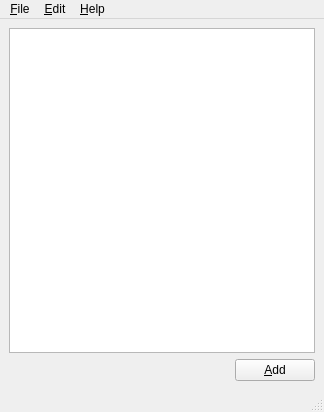
Before: the Qt Designer form mainwindow.ui in easai/Lang, drawn with Qt 5.
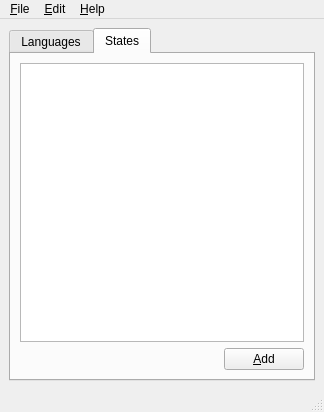
After: the same form once the commit is applied.

Diff of the .ui file:
```diff
--- a/mainwindow.ui
+++ b/mainwindow.ui
@@ -16,6 +16,18 @@
   <widget class="QWidget" name="centralwidget">
    <layout class="QVBoxLayout" name="verticalLayout">
     <item>
+     <widget class="QTabWidget" name="tabWidget">
+      <property name="currentIndex">
+       <number>1</number>
+      </property>
+      <widget class="QWidget" name="tab_lang">
+       <attribute name="title">
+        <string>Languages</string>
+       </attribute>
+       <layout class="QVBoxLayout" name="verticalLayout_3">
+        <item>
+         <layout class="QVBoxLayout" name="verticalLayout_2">
+          <item>
      <widget class="QTableWidget" name="tableWidget"/>
     </item>
     <item>
@@ -41,6 +53,50 @@
        </widget>
       </item>
      </layout>
+          </item>
+         </layout>
+        </item>
+       </layout>
+      </widget>
+      <widget class="QWidget" name="tab_states">
+       <attribute name="title">
+        <string>States</string>
+       </attribute>
+       <layout class="QVBoxLayout" name="verticalLayout_5">
+        <item>
+         <layout class="QVBoxLayout" name="verticalLayout_4">
+          <item>
+           <widget class="QTableWidget" name="tableWidget_states"/>
+          </item>
+          <item>
+           <layout class="QHBoxLayout" name="horizontalLayout_2">
+            <item>
+             <spacer name="horizontalSpacer_2">
+              <property name="orientation">
+               <enum>Qt::Horizontal</enum>
+              </property>
+              <property name="sizeHint" stdset="0">
+               <size>
+                <width>40</width>
+                <height>20</height>
+               </size>
+              </property>
+             </spacer>
+            </item>
+            <item>
+             <widget class="QPushButton" name="pushButton_add_state">
+              <property name="text">
+               <string>&amp;Add</string>
+              </property>
+             </widget>
+            </item>
+           </layout>
+          </item>
+         </layout>
+        </item>
+       </layout>
+      </widget>
+     </widget>
     </item>
    </layout>
   </widget>
```
Lines whose indentation alone changed are shown as unchanged.
